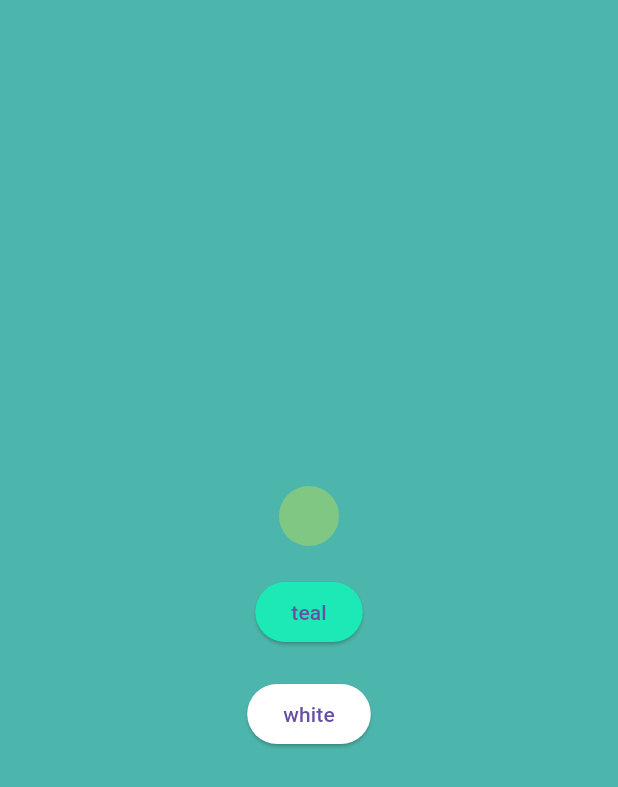
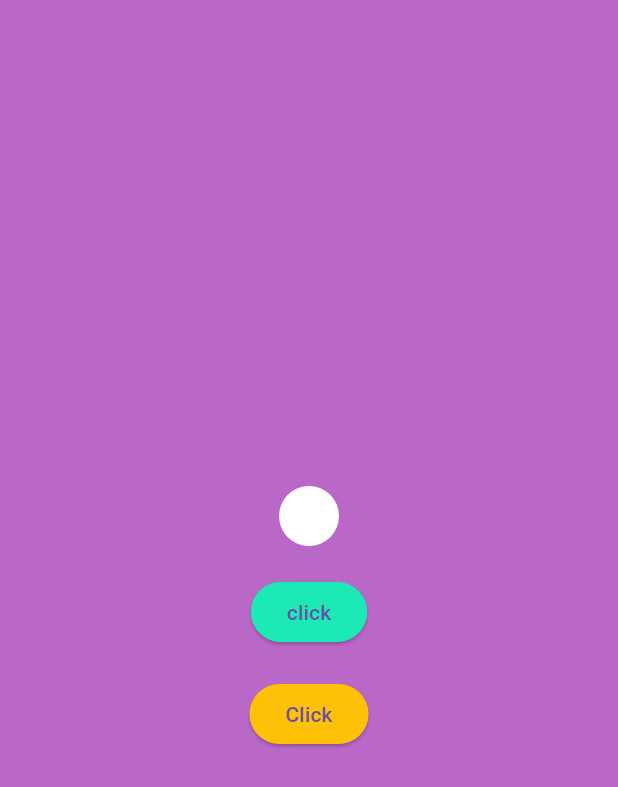
Before and after one commit to Hubaib19/colorAvatarProvider, a Flutter app: the screen it shows after launch, on a phone screen of 412 x 824 dp. Shown: the top 787 px of the screen. Run offline on Flutter 3.47's test engine with Material 3 defaults, Android fonts, the light colour scheme and no system bars.

Commit message:
edited on color button

```diff
--- a/lib/Controller/provider_controller.dart
+++ b/lib/Controller/provider_controller.dart
@@ -1,13 +1,13 @@
 import 'package:flutter/material.dart';
 
 class AvatarColorProvider extends ChangeNotifier {
-  Color? avatarcolor = Colors.green[300];
-  whiteColor() {
-    avatarcolor = Colors.white;
+  Color? avatarcolor = Colors.white;
+  teal() {
+    avatarcolor = Colors.amber;
     notifyListeners();
   }
 
-  greenColor() {
+  tealAccent() {
     avatarcolor = Colors.tealAccent;
     notifyListeners();
   }
--- a/lib/view/home_page.dart
+++ b/lib/view/home_page.dart
@@ -10,7 +10,7 @@ import 'package:provider/provider.dart';
   Widget build(BuildContext context) {
     final colors = Provider.of<AvatarColorProvider>(context, listen: true);
     return Scaffold(
-      backgroundColor: Colors.teal[300],
+      backgroundColor: Colors.purple[300],
       body: Center(
         child: Column(
           mainAxisAlignment: MainAxisAlignment.center,
@@ -22,17 +22,17 @@ import 'package:provider/provider.dart';
                 backgroundColor: Colors.tealAccent[400],
               ),
               onPressed: () {
-                colors.greenColor();
+                colors.tealAccent();
               },
-              child: const Text('teal'),
+              child: const Text('click'),
             ),
             const SizedBox(height: 20),
             ElevatedButton(
                 onPressed: () {
-                  colors.whiteColor();
+                  colors.teal();
                 },
-                style: ElevatedButton.styleFrom(backgroundColor:Colors.white),
-                child: const Text('white'))
+                style: ElevatedButton.styleFrom(backgroundColor:Colors.amber),
+                child: const Text('Click'))
           ],
         ),
       ),
```
